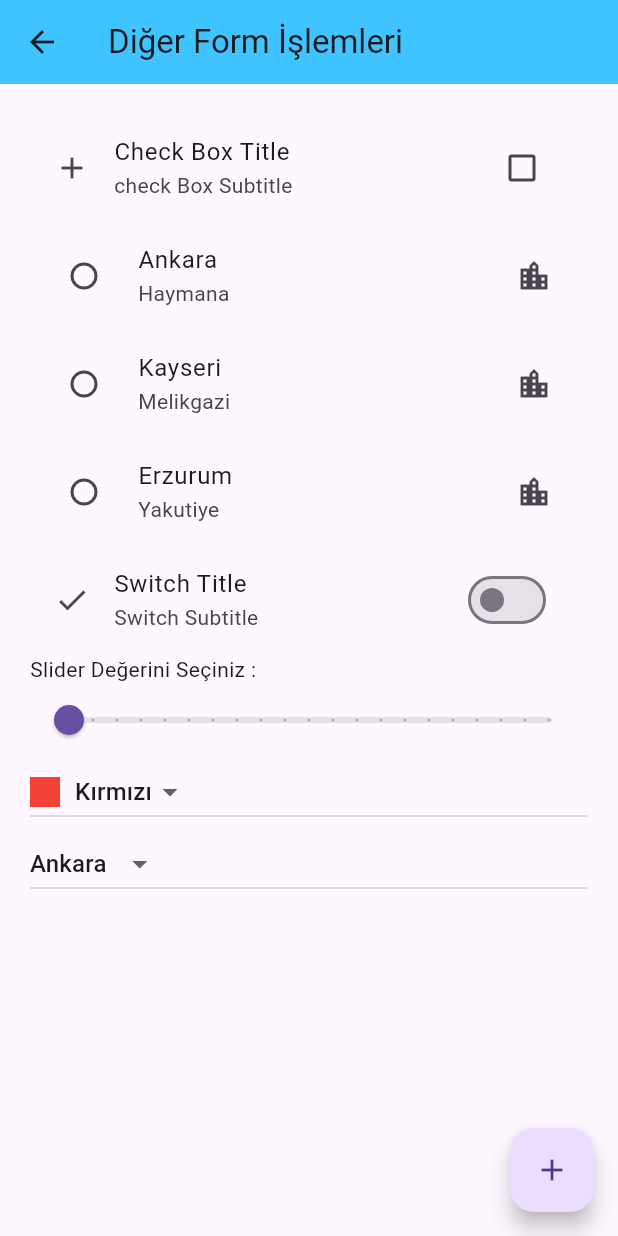
After one commit to mahmuthudai/FlutterCourse, a Flutter app: the OtherFormWidgets screen opened directly, on a phone screen of 412 x 824 dp. The commit adds this screen. Run offline on Flutter 3.47's test engine with Material 3 defaults, Android fonts, the phone set to English and light mode, and no system bars; our stand-ins replace email_validator, flutter_easyloading, palette_generator.

Commit message:
text form field and other form widgets

```diff
--- a/flutter_inputs/lib/main.dart
+++ b/flutter_inputs/lib/main.dart
@@ -1,4 +1,5 @@
 import 'package:flutter/material.dart';
+import 'package:flutter_inputs/date_time_example.dart';
 
 void main() {
   runApp(const MainApp());
@@ -10,9 +11,8 @@ class MainApp extends StatelessWidget {
   @override
   Widget build(BuildContext context) {
     return const MaterialApp(
-        home: TextFieldUsage(
-      title: 'Form İşlemleri',
-    ));
+      home: DateTimeExample(),
+    );
   }
 }
 
--- /dev/null
+++ b/flutter_inputs/lib/other_form_widgets.dart
@@ -0,0 +1,179 @@
+import 'package:flutter/material.dart';
+
+class OtherFormWidgets extends StatefulWidget {
+  const OtherFormWidgets({super.key});
+
+  @override
+  State<OtherFormWidgets> createState() => _OtherFormWidgetsState();
+}
+
+class _OtherFormWidgetsState extends State<OtherFormWidgets> {
+  bool checkBoxState = false;
+  String city = '';
+  bool switchState = false;
+  double sliderValue = 10;
+  String selectedColor = 'Kirmizi';
+  List cities = ['Ankara', 'Erzurum', 'Kayseri', 'Bursa'];
+  String selectedCity = 'Ankara';
+
+  @override
+  Widget build(BuildContext context) {
+    return Scaffold(
+      appBar: AppBar(
+        backgroundColor: Colors.lightBlueAccent,
+        title: const Text('Diğer Form İşlemleri'),
+      ),
+      body: Padding(
+        padding: const EdgeInsets.all(20),
+        child: ListView(
+          children: <Widget>[
+            CheckboxListTile(
+              value: checkBoxState,
+              onChanged: (value) {
+                setState(() {
+                  checkBoxState = value!;
+                });
+              },
+              activeColor: Colors.red,
+              title: const Text('Check Box Title'),
+              subtitle: const Text('check Box Subtitle'),
+              secondary: const Icon(Icons.add),
+            ),
+            RadioListTile(
+              value: 'Ankara',
+              groupValue: city,
+              onChanged: (value) {
+                setState(() {
+                  city = value!;
+                });
+              },
+              title: const Text('Ankara'),
+              subtitle: const Text('Haymana'),
+              secondary: const Icon(Icons.location_city),
+            ),
+            RadioListTile(
+              value: 'Kayseri',
+              groupValue: city,
+              onChanged: (value) {
+                setState(() {
+                  city = value!;
+                });
+              },
+              title: const Text('Kayseri'),
+              subtitle: const Text('Melikgazi'),
+              secondary: const Icon(Icons.location_city),
+            ),
+            RadioListTile(
+              value: 'Erzurum',
+              groupValue: city,
+              onChanged: (value) {
+                setState(() {
+                  city = value!;
+                });
+              },
+              title: const Text('Erzurum'),
+              subtitle: const Text('Yakutiye'),
+              secondary: const Icon(Icons.location_city),
+            ),
+            SwitchListTile(
+              title: const Text('Switch Title'),
+              subtitle: const Text('Switch Subtitle'),
+              secondary: const Icon(Icons.done),
+              value: switchState,
+              onChanged: (value) {
+                setState(() {
+                  switchState = value;
+                });
+              },
+            ),
+            const Text('Slider Değerini Seçiniz :'),
+            Slider(
+              value: sliderValue,
+              min: 10,
+              max: 20,
+              divisions: 20,
+              label: sliderValue.toString(),
+              onChanged: (value) {
+                setState(() {
+                  sliderValue = value;
+                });
+              },
+            ),
+            DropdownButton(
+              value: selectedColor,
+              hint: const Text('Seçiniz'),
+              items: [
+                DropdownMenuItem(
+                  value: 'Kirmizi',
+                  child: Row(
+                    children: [
+                      Container(
+                        margin: const EdgeInsets.only(right: 10),
+                        width: 20,
+                        height: 20,
+                        color: Colors.red,
+                      ),
+                      const Text('Kırmızı'),
+                    ],
+                  ),
+                ),
+                DropdownMenuItem(
+                  value: 'Mavi',
+                  child: Row(
+                    children: [
+                      Container(
+                        margin: const EdgeInsets.only(right: 10),
+                        width: 20,
+                        height: 20,
+                        color: Colors.blue,
+                      ),
+                      const Text('Mavi'),
+                    ],
+                  ),
+                ),
+                DropdownMenuItem(
+                  value: 'Yesil',
+                  child: Row(
+                    children: [
+                      Container(
+                        margin: const EdgeInsets.only(right: 10),
+                        width: 20,
+                        height: 20,
+                        color: Colors.green,
+                      ),
+                      const Text('Yeşil'),
+                    ],
+                  ),
+                ),
+              ],
+              onChanged: (value) {
+                setState(() {
+                  selectedColor = value!;
+                });
+              },
+            ),
+            DropdownButton<String>(
+              value: selectedCity,
+              items: cities.map((currCity) {
+                return DropdownMenuItem<String>(
+                  value: currCity,
+                  child: Text(currCity),
+                );
+              }).toList(),
+              onChanged: (value) {
+                setState(() {
+                  selectedCity = value!;
+                });
+              },
+            )
+          ],
+        ),
+      ),
+      floatingActionButton: FloatingActionButton(
+        //backgroundColor: Colors.amber,
+        onPressed: () {},
+        child: const Icon(Icons.add),
+      ),
+    );
+  }
+}
--- a/flutter_inputs/pubspec.yaml
+++ b/flutter_inputs/pubspec.yaml
@@ -7,6 +7,7 @@ environment:
   sdk: '>=3.4.4 <4.0.0'
 
 dependencies:
+  email_validator: ^3.0.0
   flutter:
     sdk: flutter
 
```
Also changed, not shown: flutter_inputs/lib/counter_widget.dart (added, +26 -0 lines), flutter_inputs/lib/date_time_example.dart (added, +42 -0 lines), flutter_inputs/lib/global_key_usage.dart (added, +35 -0 lines), flutter_inputs/lib/text_form_field_usage.dart (added, +123 -0 lines), flutter_inputs/pubspec.lock.
